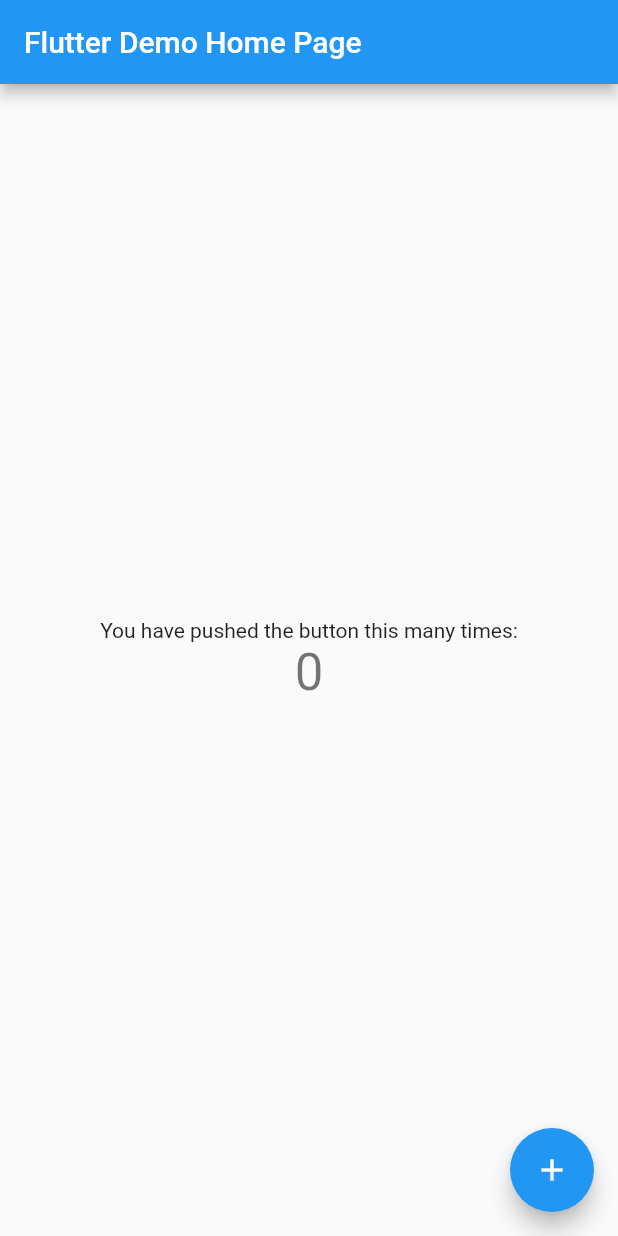
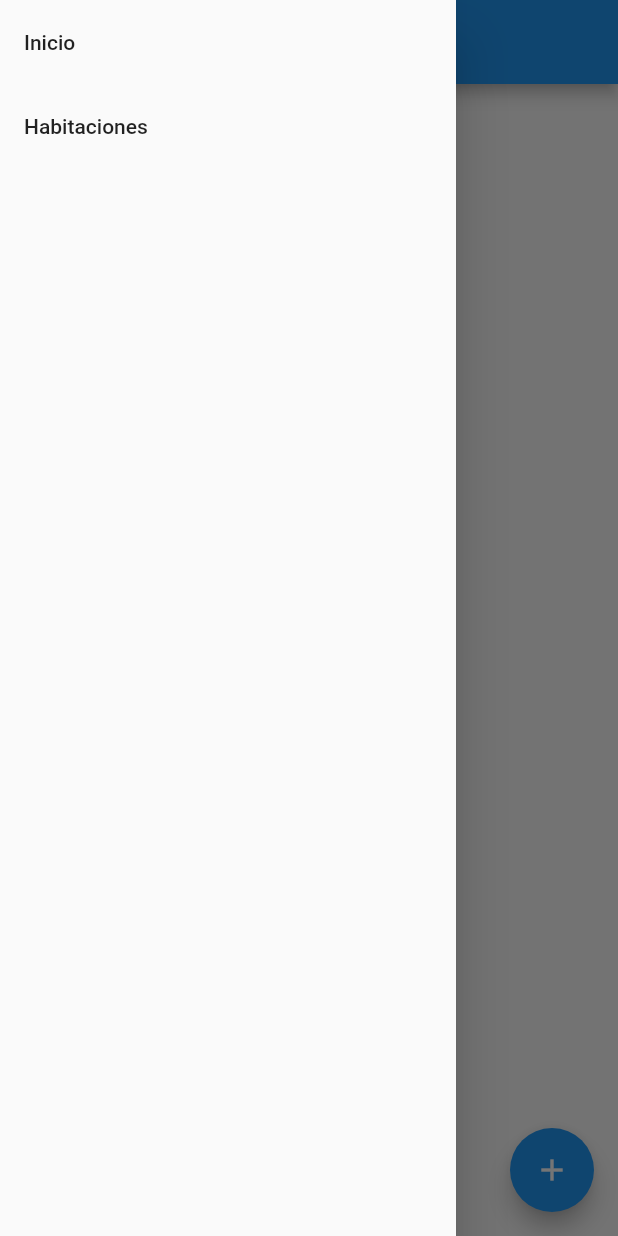
Before and after one commit to vinicio00097/FrontendFinalEstuardo, a Flutter app: the screen it shows after launch, with the side drawer open (before the commit the screen has no drawer), on a phone screen of 412 x 824 dp. Run offline on Flutter 3.47's test engine with Material 2 defaults, Android fonts, the phone set to English and light mode, and no system bars.

Commit message:
Vistas home, habitaciones e inicio agregadas.

```diff
--- /dev/null
+++ b/lib/Views/Home/home.dart
@@ -0,0 +1,94 @@
+import 'package:clinica_frontend/Views/Home/habitaciones.dart';
+import 'package:clinica_frontend/Views/Home/inicio.dart';
+import 'package:flutter/material.dart';
+
+class MyHomePage extends StatefulWidget {
+  MyHomePage({Key key, this.title}) : super(key: key);
+
+  // This widget is the home page of your application. It is stateful, meaning
+  // that it has a State object (defined below) that contains fields that affect
+  // how it looks.
+
+  // This class is the configuration for the state. It holds the values (in this
+  // case the title) provided by the parent (in this case the App widget) and
+  // used by the build method of the State. Fields in a Widget subclass are
+  // always marked "final".
+
+  final String title;
+
+  @override
+  _MyHomePageState createState() => _MyHomePageState();
+}
+
+
+class DrawerItem{
+  String _text;
+  Widget _widget;
+
+  DrawerItem(this._text, this._widget);
+
+  String get text => _text;
+
+  set text(String value) {
+    _text = value;
+  }
+
+  Widget get widget => _widget;
+
+  set widget(Widget value) {
+    _widget = value;
+  }
+}
+
+class _MyHomePageState extends State<MyHomePage> {
+  GlobalKey<ScaffoldState> _key=new GlobalKey();
+  List<DrawerItem> _drawerItems=[
+    new DrawerItem("Inicio", new InicioPage(title: "Inicio",)),
+    new DrawerItem("Habitaciones", new HabitacionesPage(title: "Habitaciones",))
+  ];
+
+  DrawerItem _selectedView;
+
+  @override
+  void initState(){
+    _selectedView=_drawerItems.elementAt(0);
+    super.initState();
+  }
+
+  @override
+  Widget build(BuildContext context) {
+    // This method is rerun every time setState is called, for instance as done
+    // by the _incrementCounter method above.
+    //
+    // The Flutter framework has been optimized to make rerunning build methods
+    // fast, so that you can just rebuild anything that needs updating rather
+    // than having to individually change instances of widgets.
+    return Scaffold(
+      key: _key,
+      drawer: Drawer(
+        child: ListView.builder(
+          itemBuilder: (context,index){
+            return ListTile(
+              title: Text(_drawerItems.elementAt(index).text),
+              onTap: (){
+                setState(() {
+                  _selectedView=_drawerItems.elementAt(index);
+                });
+
+                Navigator.pop(context);
+              },
+            );
+          },
+          itemCount: _drawerItems.length,
+        ),
+      ),
+      body: _selectedView.widget,
+      floatingActionButton: FloatingActionButton(
+        onPressed: (){
+        },
+        tooltip: 'Increment',
+        child: Icon(Icons.add),
+      ), // This trailing comma makes auto-formatting nicer for build methods.
+    );
+  }
+}
--- /dev/null
+++ b/lib/Views/Home/inicio.dart
@@ -0,0 +1,38 @@
+import 'package:flutter/material.dart';
+
+class InicioPage extends StatefulWidget{
+  InicioPage({Key key,this.title}) : super(key: key);
+
+  final title;
+
+  @override
+  State<StatefulWidget> createState() {
+    return new _InicioPageState();
+  }
+}
+
+class _InicioPageState extends State<InicioPage>{
+  @override
+  Widget build(BuildContext context) {
+    return Scaffold(
+      appBar: AppBar(
+        title: Text(widget.title),
+        leading: IconButton(
+          icon: Icon(Icons.menu),
+          onPressed: (){
+            Scaffold.of(context).openDrawer();
+          },
+        ),
+      ),
+      body: Center(
+        child: Column(
+          mainAxisAlignment: MainAxisAlignment.center,
+          children: [
+            Text("Inicio")
+          ],
+        ),
+      ),
+    );
+  }
+
+}
--- a/lib/main.dart
+++ b/lib/main.dart
@@ -1,4 +1,6 @@
 import 'package:flutter/material.dart';
+
+import 'Views/Home/home.dart';
 
 void main() {
   runApp(MyApp());
@@ -26,92 +28,7 @@
         // closer together (more dense) than on mobile platforms.
         visualDensity: VisualDensity.adaptivePlatformDensity,
       ),
-      home: MyHomePage(title: 'Flutter Demo Home Page'),
+      home: MyHomePage(title: 'Home'),
     );
   }
 }
-
-class MyHomePage extends StatefulWidget {
-  MyHomePage({Key key, this.title}) : super(key: key);
-
-  // This widget is the home page of your application. It is stateful, meaning
-  // that it has a State object (defined below) that contains fields that affect
-  // how it looks.
-
-  // This class is the configuration for the state. It holds the values (in this
-  // case the title) provided by the parent (in this case the App widget) and
-  // used by the build method of the State. Fields in a Widget subclass are
-  // always marked "final".
-
-  final String title;
-
-  @override
-  _MyHomePageState createState() => _MyHomePageState();
-}
-
-class _MyHomePageState extends State<MyHomePage> {
-  int _counter = 0;
-
-  void _incrementCounter() {
-    setState(() {
-      // This call to setState tells the Flutter framework that something has
-      // changed in this State, which causes it to rerun the build method below
-      // so that the display can reflect the updated values. If we changed
-      // _counter without calling setState(), then the build method would not be
-      // called again, and so nothing would appear to happen.
-      _counter++;
-    });
-  }
-
-  @override
-  Widget build(BuildContext context) {
-    // This method is rerun every time setState is called, for instance as done
-    // by the _incrementCounter method above.
-    //
-    // The Flutter framework has been optimized to make rerunning build methods
-    // fast, so that you can just rebuild anything that needs updating rather
-    // than having to individually change instances of widgets.
-    return Scaffold(
-      appBar: AppBar(
-        // Here we take the value from the MyHomePage object that was created by
-        // the App.build method, and use it to set our appbar title.
-        title: Text(widget.title),
-      ),
-      body: Center(
-        // Center is a layout widget. It takes a single child and positions it
-        // in the middle of the parent.
-        child: Column(
-          // Column is also a layout widget. It takes a list of children and
-          // arranges them vertically. By default, it sizes itself to fit its
-          // children horizontally, and tries to be as tall as its parent.
-          //
-          // Invoke "debug painting" (press "p" in the console, choose the
-          // "Toggle Debug Paint" action from the Flutter Inspector in Android
-          // Studio, or the "Toggle Debug Paint" command in Visual Studio Code)
-          // to see the wireframe for each widget.
-          //
-          // Column has various properties to control how it sizes itself and
-          // how it positions its children. Here we use mainAxisAlignment to
-          // center the children vertically; the main axis here is the vertical
-          // axis because Columns are vertical (the cross axis would be
-          // horizontal).
-          mainAxisAlignment: MainAxisAlignment.center,
-          children: <Widget>[
-            Text(
-              'You have pushed the button this many times:',
-            ),
-            Text(
-              '$_counter',
-              style: Theme.of(context).textTheme.headline4,
-            ),
-          ],
-        ),
-      ),
-      floatingActionButton: FloatingActionButton(
-        onPressed: _incrementCounter,
-        tooltip: 'Increment',
-        child: Icon(Icons.add),
-      ), // This trailing comma makes auto-formatting nicer for build methods.
-    );
-  }
-}
```
Also changed, not shown: lib/Views/Home/habitaciones.dart (added, +55 -0 lines).
